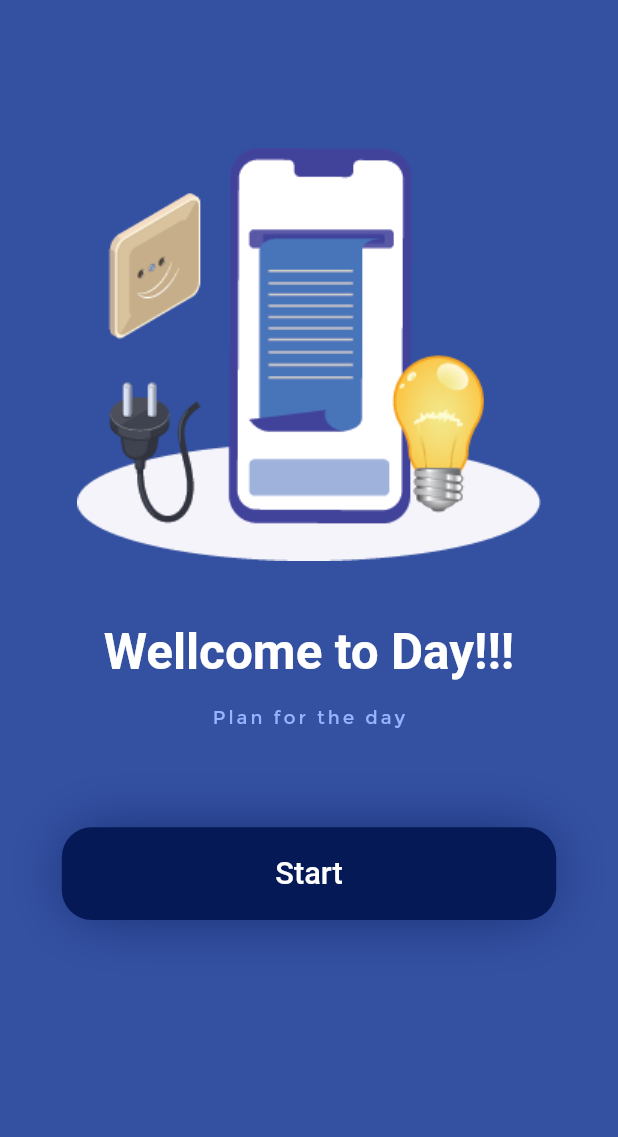
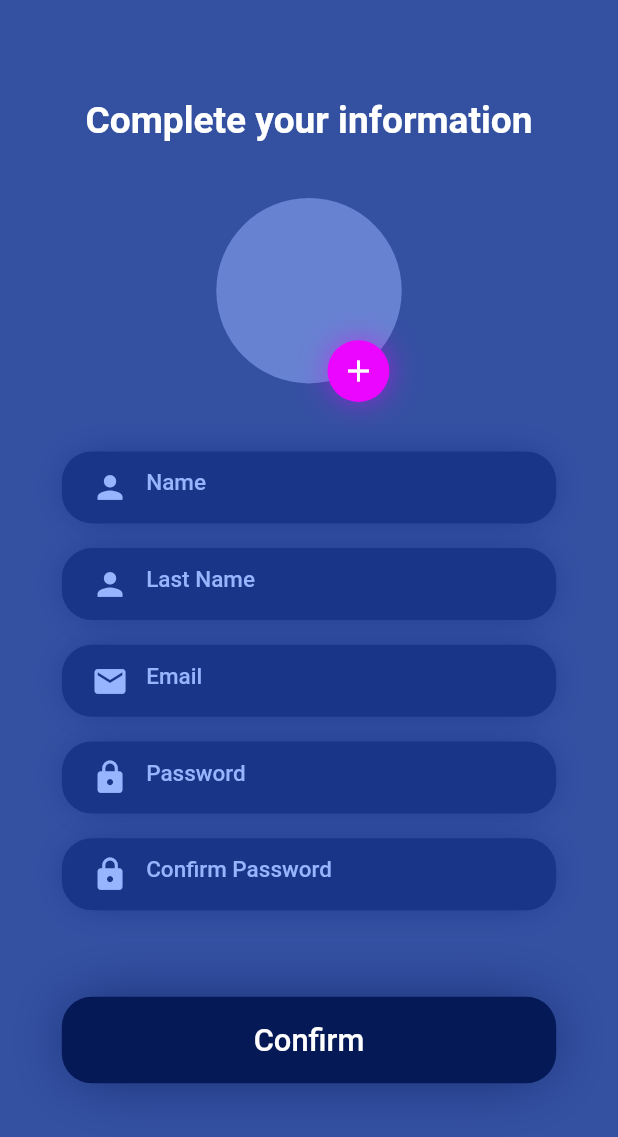
Before and after one commit to AmirMohammadKargar/Day, a Flutter app: the screen it shows after launch, after a tap on "Start", on a phone screen of 412 x 824 dp. Shown: the top 1137 px of the screen. Run offline on Flutter 3.47's test engine with Material 2 defaults, Android fonts, the phone set to English and light mode, and no system bars; our stand-ins replace flutter_translate.

Commit message:
Complete sign up page in login feature.

```diff
--- a/assets/i18n/en_US.json
+++ b/assets/i18n/en_US.json
@@ -5,6 +5,15 @@
             "Head":"Wellcome to Day!!!",
             "Body":"Plan for the day",
             "Button":"Start"
+        },
+        "SignUp":{
+            "Head":"Complete your information",
+            "Name":"Name",
+            "LastName":"Last Name",
+            "Email":"Email",
+            "Password":"Password",
+            "ConfirmPassword":"Confirm Password",
+            "Confirm":"Confirm"
         }
     }
 }
--- /dev/null
+++ b/lib/Feature/Login/presentation/pages/sign_up.dart
@@ -0,0 +1,101 @@
+import 'package:Day/core/utils/constans.dart';
+import 'package:Day/core/widgets/custom_button.dart';
+import 'package:Day/core/widgets/custom_circle_button.dart';
+import 'package:Day/core/widgets/custom_text_input.dart';
+import 'package:flutter/material.dart';
+import 'package:flutter_translate/flutter_translate.dart';
+
+class SignUp extends StatefulWidget {
+  SignUp({Key key}) : super(key: key);
+
+  @override
+  _SignUpState createState() => _SignUpState();
+}
+
+class _SignUpState extends State<SignUp> {
+  @override
+  Widget build(BuildContext context) {
+    final Size size = MediaQuery.of(context).size;
+    return Scaffold(
+      body: SafeArea(
+        child: SingleChildScrollView(
+          child: Column(
+            mainAxisAlignment: MainAxisAlignment.center,
+            crossAxisAlignment: CrossAxisAlignment.center,
+            children: <Widget>[
+              SizedBox(height: size.height * 0.08),
+              Center(
+                child: Text(
+                  translate("Login.SignUp.Head"),
+                  style: Theme.of(context).textTheme.headline2.copyWith(
+                        fontSize: size.width * 0.06,
+                        fontWeight: FontWeight.bold,
+                      ),
+                ),
+              ),
+              SizedBox(height: size.height * 0.02),
+              Container(
+                width: size.width * 0.3,
+                height: size.height * 0.2,
+                child: Stack(
+                  children: [
+                    CircleAvatar(
+                      radius: 90,
+                      backgroundColor: skyBlue.withOpacity(0.5),
+                    ),
+                    Positioned(
+                      top: size.height * 0.14,
+                      right: size.width * 0.02,
+                      child: CustomCircleButton(
+                        size: size,
+                        width: size.width * 0.1,
+                        height: size.height * 0.05,
+                      ),
+                    )
+                  ],
+                ),
+              ),
+              SizedBox(height: size.height * 0.03),
+              TextInput(
+                size: size,
+                icon: Icons.person,
+                text: translate("Login.SignUp.Name"),
+              ),
+              SizedBox(height: size.height * 0.02),
+              TextInput(
+                size: size,
+                icon: Icons.person,
+                text: translate("Login.SignUp.LastName"),
+              ),
+              SizedBox(height: size.height * 0.02),
+              TextInput(
+                size: size,
+                icon: Icons.email,
+                text: translate("Login.SignUp.Email"),
+              ),
+              SizedBox(height: size.height * 0.02),
+              TextInput(
+                size: size,
+                icon: Icons.lock,
+                text: translate("Login.SignUp.Password"),
+              ),
+              SizedBox(height: size.height * 0.02),
+              TextInput(
+                size: size,
+                icon: Icons.lock,
+                text: translate("Login.SignUp.ConfirmPassword"),
+              ),
+              SizedBox(height: size.height * 0.07),
+              CustomButton(
+                size: size,
+                width: size.width * 0.8,
+                height: size.height * 0.07,
+                text: translate("Login.SignUp.Confirm"),
+              )
+            ],
+          ),
+        ),
+      ),
+    );
+  }
+}
--- a/lib/Feature/Login/presentation/pages/walkthrough.dart
+++ b/lib/Feature/Login/presentation/pages/walkthrough.dart
@@ -37,9 +37,11 @@ class Walkthrough extends StatelessWidget {
             SizedBox(height: size.height * 0.08),
             CustomButton(
               size: size,
+              width: size.width * 0.85,
+              height: size.height * 0.075,
               text: translate("Login.Walkthrough.Button"),
               onPress: () {
-                print("hi");
+                Navigator.pushNamed(context, '/SignUp');
               },
             ),
           ],
--- a/lib/core/widgets/custom_button.dart
+++ b/lib/core/widgets/custom_button.dart
@@ -6,17 +6,18 @@ class CustomButton extends StatelessWidget {
     Key key,
     @required this.size,
     this.text,
-    this.onPress,
+    this.onPress, this.width, this.height,
   }) : super(key: key);
 
   final Size size;
   final String text;
   final Function onPress;
+  final double width,height;
   @override
   Widget build(BuildContext context) {
     return Container(
-      width: size.width * 0.8,
-      height: size.height * 0.075,
+      width: width,
+      height:height,
       decoration: BoxDecoration(
         color: deepBlue,
         borderRadius: BorderRadius.circular(20),
--- /dev/null
+++ b/lib/core/widgets/custom_circle_button.dart
@@ -0,0 +1,43 @@
+import 'package:Day/core/utils/constans.dart';
+import 'package:flutter/material.dart';
+
+class CustomCircleButton extends StatelessWidget {
+  const CustomCircleButton({
+    Key key,
+    @required this.size,
+    this.width,
+    this.height,
+  }) : super(key: key);
+
+  final Size size;
+  final double width, height;
+  @override
+  Widget build(BuildContext context) {
+    return Container(
+      width: width,
+      height: height,
+      decoration: BoxDecoration(
+        shape: BoxShape.circle,
+        color: pink,
+        boxShadow: [
+          BoxShadow(
+            color: pink,
+            spreadRadius: -5,
+            blurRadius: 20,
+          ),
+        ],
+      ),
+      child: Material(
+        color: Colors.transparent,
+        child: InkWell(
+          onTap: () {},
+          borderRadius: BorderRadius.circular(90),
+          child: Icon(
+            Icons.add,
+            color: white,
+          ),
+        ),
+      ),
+    );
+  }
+}
--- /dev/null
+++ b/lib/core/widgets/custom_text_input.dart
@@ -0,0 +1,48 @@
+import 'package:Day/core/utils/constans.dart';
+import 'package:flutter/material.dart';
+
+class TextInput extends StatelessWidget {
+  const TextInput({
+    Key key,
+    @required this.size,
+    this.text,
+    this.icon,
+  }) : super(key: key);
+
+  final Size size;
+  final String text;
+  final IconData icon;
+  @override
+  Widget build(BuildContext context) {
+    return Container(
+      width: size.width * 0.8,
+      decoration: BoxDecoration(
+          color: darkBlue,
+          borderRadius: BorderRadius.circular(20),
+          boxShadow: [
+            BoxShadow(
+              color: darkBlue,
+              blurRadius: 20.0,
+              spreadRadius: -5,
+            ),
+          ]),
+      child: Padding(
+        padding: EdgeInsets.symmetric(horizontal: size.width * 0.02),
+        child: TextField(
+          style: Theme.of(context).textTheme.button.copyWith(color: skyBlue),
+          decoration: InputDecoration(
+            hintText: "$text",
+            hintStyle:
+                Theme.of(context).textTheme.button.copyWith(color: skyBlue),
+            border: InputBorder.none,
+            prefixIcon: Icon(
+              icon,
+              color: skyBlue,
+              size: size.width * 0.06,
+            ),
+          ),
+        ),
+      ),
+    );
+  }
+}
--- a/lib/main.dart
+++ b/lib/main.dart
@@ -1,3 +1,4 @@
+import 'package:Day/Feature/Login/presentation/pages/sign_up.dart';
 import 'package:Day/Feature/Login/presentation/pages/walkthrough.dart';
 import 'package:Day/core/utils/constans.dart';
 import 'package:flutter/material.dart';
@@ -51,6 +52,7 @@ class MyApp extends StatelessWidget {
       initialRoute: '/',
       routes: {
         '/': (context) => Walkthrough(),
+        '/SignUp': (context) => SignUp(),
       },
     );
   }
```
